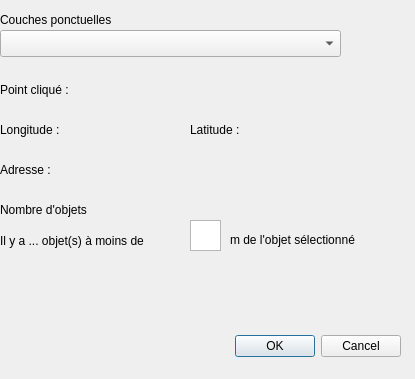
The window that extension_de_nolvides_dialog_base.ui (nolvidesmandomboy/Mon_Extension_QGIS) describes before a commit, drawn with Qt 5.
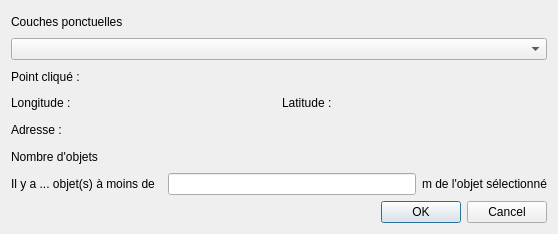
The same window after the commit.

Commit message: ajout du buffer en fonction de la distance

```diff
--- a/extension_de_nolvides_dialog_base.ui
+++ b/extension_de_nolvides_dialog_base.ui
@@ -6,153 +6,103 @@
    <rect>
     <x>0</x>
     <y>0</y>
-    <width>415</width>
-    <height>379</height>
+    <width>558</width>
+    <height>234</height>
    </rect>
   </property>
   <property name="windowTitle">
    <string>Extension de Nolvides</string>
   </property>
-  <widget class="QDialogButtonBox" name="button_box">
-   <property name="geometry">
-    <rect>
-     <x>60</x>
-     <y>330</y>
-     <width>341</width>
-     <height>32</height>
-    </rect>
-   </property>
-   <property name="orientation">
-    <enum>Qt::Horizontal</enum>
-   </property>
-   <property name="standardButtons">
-    <set>QDialogButtonBox::Cancel|QDialogButtonBox::Ok</set>
-   </property>
-  </widget>
-  <widget class="QComboBox" name="comboBox">
-   <property name="geometry">
-    <rect>
-     <x>0</x>
-     <y>30</y>
-     <width>341</width>
-     <height>27</height>
-    </rect>
-   </property>
-  </widget>
+  <layout class="QVBoxLayout" name="verticalLayout">
+   <item>
   <widget class="QLabel" name="label">
-   <property name="geometry">
-    <rect>
-     <x>0</x>
-     <y>10</y>
-     <width>141</width>
-     <height>19</height>
-    </rect>
-   </property>
    <property name="text">
     <string>Couches ponctuelles </string>
    </property>
   </widget>
+   </item>
+   <item>
+    <layout class="QHBoxLayout" name="horizontalLayout_4">
+     <item>
+      <widget class="QComboBox" name="comboBox"/>
+     </item>
+    </layout>
+   </item>
+   <item>
   <widget class="QLabel" name="label_2">
-   <property name="geometry">
-    <rect>
-     <x>0</x>
-     <y>80</y>
-     <width>111</width>
-     <height>19</height>
-    </rect>
-   </property>
    <property name="text">
     <string>Point cliqué :</string>
    </property>
   </widget>
+   </item>
+   <item>
+    <layout class="QHBoxLayout" name="horizontalLayout">
+     <item>
   <widget class="QLabel" name="label_3">
-   <property name="geometry">
-    <rect>
-     <x>0</x>
-     <y>120</y>
-     <width>181</width>
-     <height>19</height>
-    </rect>
-   </property>
    <property name="text">
     <string>Longitude :</string>
    </property>
   </widget>
+     </item>
+     <item>
   <widget class="QLabel" name="label_4">
-   <property name="geometry">
-    <rect>
-     <x>190</x>
-     <y>120</y>
-     <width>201</width>
-     <height>19</height>
-    </rect>
-   </property>
    <property name="text">
     <string>Latitude :</string>
    </property>
   </widget>
+     </item>
+    </layout>
+   </item>
+   <item>
+    <layout class="QHBoxLayout" name="horizontalLayout_2">
+     <item>
   <widget class="QLabel" name="label_5">
-   <property name="geometry">
-    <rect>
-     <x>0</x>
-     <y>160</y>
-     <width>391</width>
-     <height>19</height>
-    </rect>
-   </property>
    <property name="text">
     <string>Adresse :</string>
    </property>
   </widget>
+     </item>
+    </layout>
+   </item>
+   <item>
   <widget class="QLabel" name="label_6">
-   <property name="geometry">
-    <rect>
-     <x>0</x>
-     <y>200</y>
-     <width>121</width>
-     <height>19</height>
-    </rect>
-   </property>
    <property name="text">
     <string>Nombre d'objets</string>
    </property>
   </widget>
+   </item>
+   <item>
+    <layout class="QHBoxLayout" name="horizontalLayout_3">
+     <item>
   <widget class="QLabel" name="label_7">
-   <property name="geometry">
-    <rect>
-     <x>0</x>
-     <y>230</y>
-     <width>181</width>
-     <height>21</height>
-    </rect>
-   </property>
    <property name="text">
     <string>Il y a ... objet(s) à moins de  </string>
    </property>
   </widget>
+     </item>
+     <item>
+      <widget class="QLineEdit" name="lineEdit"/>
+     </item>
+     <item>
   <widget class="QLabel" name="label_8">
-   <property name="geometry">
-    <rect>
-     <x>230</x>
-     <y>230</y>
-     <width>171</width>
-     <height>19</height>
-    </rect>
-   </property>
    <property name="text">
     <string>m de l'objet sélectionné</string>
    </property>
   </widget>
-  <widget class="QTextEdit" name="textEdit">
-   <property name="geometry">
-    <rect>
-     <x>190</x>
-     <y>220</y>
-     <width>31</width>
-     <height>31</height>
-    </rect>
-   </property>
-  </widget>
+     </item>
+    </layout>
+   </item>
+   <item>
+    <widget class="QDialogButtonBox" name="button_box">
+     <property name="orientation">
+      <enum>Qt::Horizontal</enum>
+     </property>
+     <property name="standardButtons">
+      <set>QDialogButtonBox::Cancel|QDialogButtonBox::Ok</set>
+     </property>
+    </widget>
+   </item>
+  </layout>
  </widget>
  <resources/>
  <connections>
```
Lines whose indentation alone changed are shown as unchanged. The commit also changes 2 other files.
